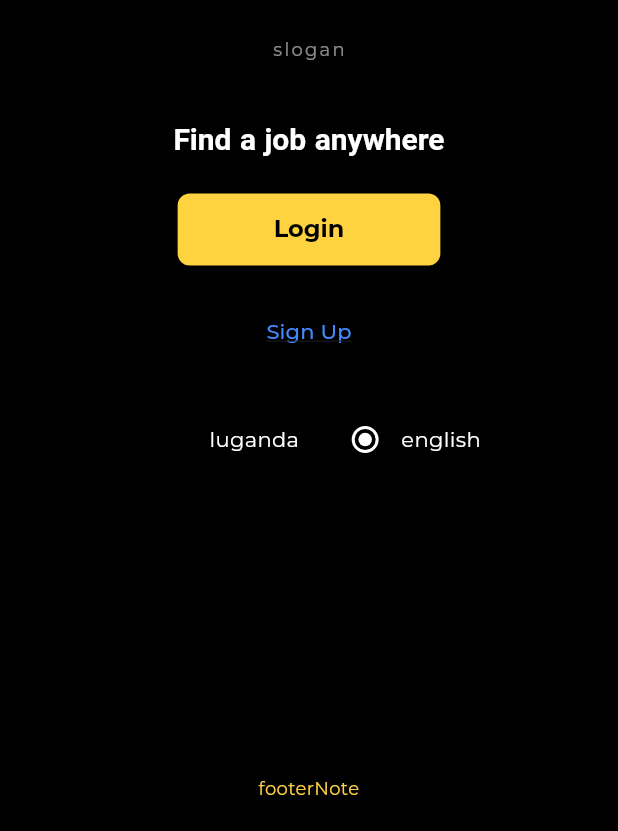
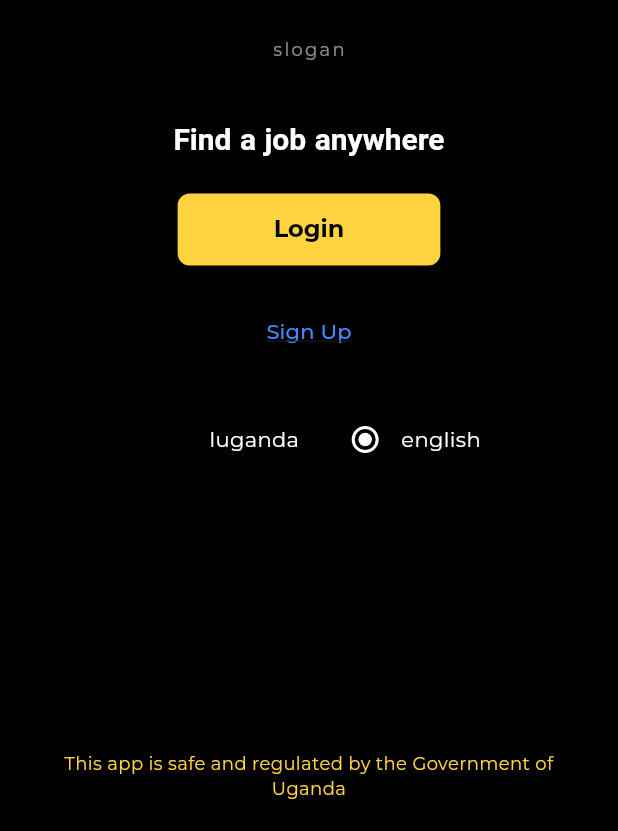
Before and after one commit to jobpopapp/jobpop1, a Flutter app: the screen it shows after launch, on a phone screen of 412 x 824 dp, the part 405-1236 px from its top. Run offline on Flutter 3.47's test engine with Material 3 defaults, Android fonts, the light colour scheme and no system bars; our stand-ins replace firebase_core, google_fonts, shared_preferences, supabase_flutter; accounts and stored records are empty.

Commit message:
AFTER CREATING ANDROID  APK 7-JULY-2025

```diff
--- a/lib/main.dart
+++ b/lib/main.dart
@@ -1,6 +1,8 @@
 import 'package:flutter/material.dart';
 import 'package:google_fonts/google_fonts.dart';
 import 'package:supabase_flutter/supabase_flutter.dart';
+import 'package:firebase_core/firebase_core.dart';
+import 'firebase_options.dart';
 import 'package:provider/provider.dart';
 import 'utils/language_provider.dart';
 import 'utils/manual_localization.dart';
@@ -15,11 +17,19 @@ import 'dart:ui';
 
 void main() async {
   WidgetsFlutterBinding.ensureInitialized();
+
+  // Initialize Firebase
+  await Firebase.initializeApp(
+    options: DefaultFirebaseOptions.currentPlatform,
+  );
+
+  // Initialize Supabase
   await Supabase.initialize(
     url: 'https://snokjbcheiivdrafmtyc.supabase.co',
     anonKey:
         'eyJhbGciOiJIUzI1NiIsInR5cCI6IkpXVCJ9.eyJpc3MiOiJzdXBhYmFzZSIsInJlZiI6InNub2tqYmNoZWlpdmRyYWZtdHljIiwicm9sZSI6ImFub24iLCJpYXQiOjE3NTA3Njc0MjQsImV4cCI6MjA2NjM0MzQyNH0.K6AGHXAKno8fBJwgGvWR-7eN0C8qs3OmoZPsqxfylzM',
   );
+
   runApp(
     ChangeNotifierProvider(
       create: (_) => LanguageProvider()..loadLocale(),
@@ -34,7 +44,7 @@ class MyApp extends StatelessWidget {
   @override
   Widget build(BuildContext context) {
     final lang =
-        Provider.of<LanguageProvider>(context).locale.languageCode ?? 'en';
+        Provider.of<LanguageProvider>(context).locale.languageCode;
     return MaterialApp(
       title: t('appTitle', lang),
       theme: ThemeData(
@@ -91,7 +101,7 @@ class MyHomePage extends StatelessWidget {
   @override
   Widget build(BuildContext context) {
     final lang =
-        Provider.of<LanguageProvider>(context).locale.languageCode ?? 'en';
+        Provider.of<LanguageProvider>(context).locale.languageCode;
     return Scaffold(
       backgroundColor: Colors.black,
       body: SafeArea(
--- a/lib/screens/job_detail_screen.dart
+++ b/lib/screens/job_detail_screen.dart
@@ -150,13 +150,13 @@ class _JobDetailScreenState extends State<JobDetailScreen> {
                 Color statusBg;
                 Color statusTextColor = Colors.white;
                 if (deadline == null) {
-                  statusText = t('status', lang) + ': ' + t('unknown', lang);
+                  statusText = t('', lang) + t('unknown', lang);
                   statusBg = Colors.grey;
                 } else if (isPast) {
-                  statusText = t('', lang) + ': ' + t('Expired', lang);
+                  statusText = t('', lang) + t('Expired', lang);
                   statusBg = Colors.red;
                 } else {
-                  statusText = t('', lang) + ': ' + t('Active', lang);
+                  statusText = t('', lang) + t('Active', lang);
                   statusBg = Colors.green;
                 }
 
--- a/lib/utils/manual_localization.dart
+++ b/lib/utils/manual_localization.dart
@@ -91,6 +91,10 @@ const Map<String, Map<String, String>> kTranslations = {
   },
   'cancel': {'en': 'Cancel', 'lg': 'Sazaamu'},
   'logoutButton': {'en': 'Logout', 'lg': 'Vamu'},
+  'footerNote': {
+    'en': 'This app is safe and regulated by the Government of Uganda',
+    'lg': 'Eno app yesigika era elondolwa Gavumenti ya Uganda'
+  },
 };
 
 String t(String key, String lang) {
--- a/pubspec.yaml
+++ b/pubspec.yaml
@@ -29,6 +29,8 @@ dependencies:
     sdk: flutter
   intl: ^0.19.0
   shared_preferences: ^2.2.2
+  firebase_core: ^3.15.1
+  firebase_auth: ^5.6.2
 
 dev_dependencies:
   flutter_test:
```
Also changed, not shown: firebase.json, lib/firebase_options.dart (added), pubspec.lock, 9 other files.
